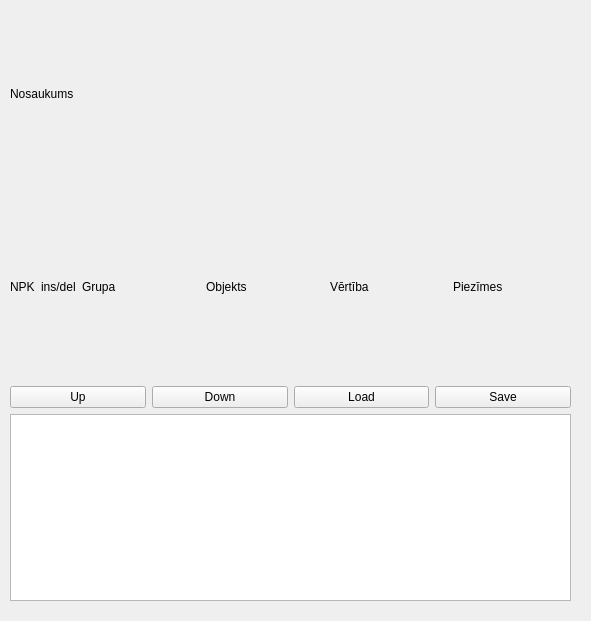
The window that processteps.ui (kasarkonic/Sauka1) describes before a commit, drawn with Qt 5.
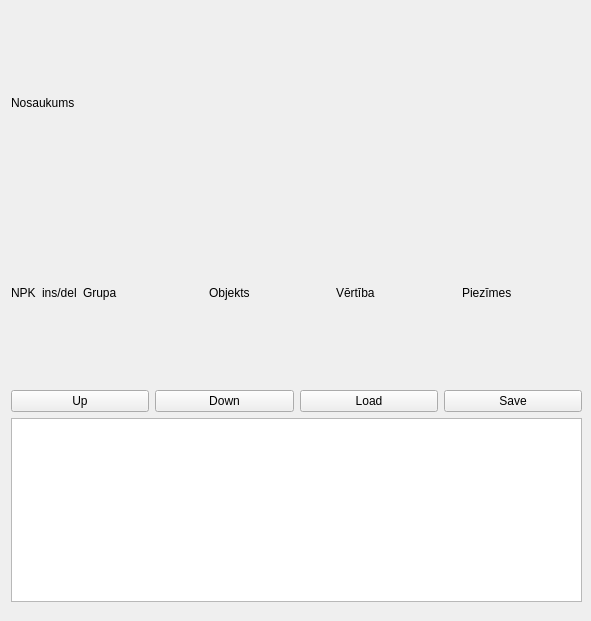
The same window after the commit.

What changed in the file:
```diff
--- a/processteps.ui
+++ b/processteps.ui
@@ -10,16 +10,34 @@
     <height>621</height>
    </rect>
   </property>
+  <property name="sizePolicy">
+   <sizepolicy hsizetype="Maximum" vsizetype="Maximum">
+    <horstretch>0</horstretch>
+    <verstretch>0</verstretch>
+   </sizepolicy>
+  </property>
+  <property name="minimumSize">
+   <size>
+    <width>0</width>
+    <height>0</height>
+   </size>
+  </property>
+  <property name="maximumSize">
+   <size>
+    <width>700</width>
+    <height>900</height>
+   </size>
+  </property>
   <property name="windowTitle">
    <string>Form</string>
   </property>
   <widget class="QWidget" name="verticalLayoutWidget">
    <property name="geometry">
     <rect>
-     <x>10</x>
-     <y>0</y>
-     <width>561</width>
-     <height>601</height>
+     <x>11</x>
+     <y>11</y>
+     <width>571</width>
+     <height>591</height>
     </rect>
    </property>
    <layout class="QVBoxLayout" name="verticalLayout" stretch="1,1,10,1,1">
@@ -90,6 +108,12 @@
      <layout class="QHBoxLayout" name="horizontalLayout">
       <item>
        <widget class="QPushButton" name="pushButton_Up">
+        <property name="minimumSize">
+         <size>
+          <width>0</width>
+          <height>0</height>
+         </size>
+        </property>
         <property name="text">
          <string>Up</string>
         </property>
@@ -97,6 +121,12 @@
       </item>
       <item>
        <widget class="QPushButton" name="pushButton_Down">
+        <property name="minimumSize">
+         <size>
+          <width>0</width>
+          <height>0</height>
+         </size>
+        </property>
         <property name="text">
          <string>Down</string>
         </property>
@@ -104,6 +134,12 @@
       </item>
       <item>
        <widget class="QPushButton" name="pushButton_Load">
+        <property name="minimumSize">
+         <size>
+          <width>0</width>
+          <height>0</height>
+         </size>
+        </property>
         <property name="text">
          <string>Load</string>
         </property>
@@ -111,6 +147,12 @@
       </item>
       <item>
        <widget class="QPushButton" name="pushButton">
+        <property name="minimumSize">
+         <size>
+          <width>0</width>
+          <height>0</height>
+         </size>
+        </property>
         <property name="text">
          <string>Save</string>
         </property>
```
Left out of the diff: 5 changed lines with no effect on the pictures.
